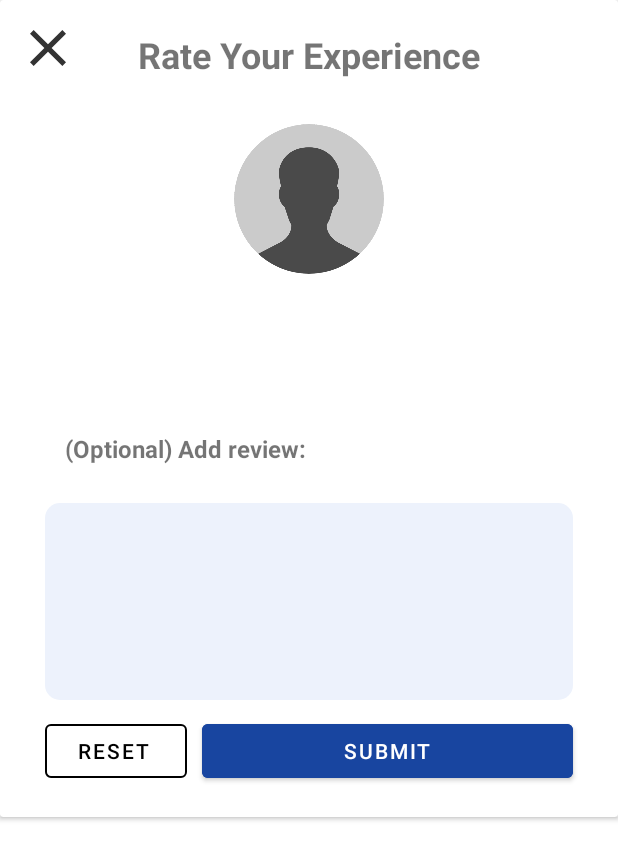
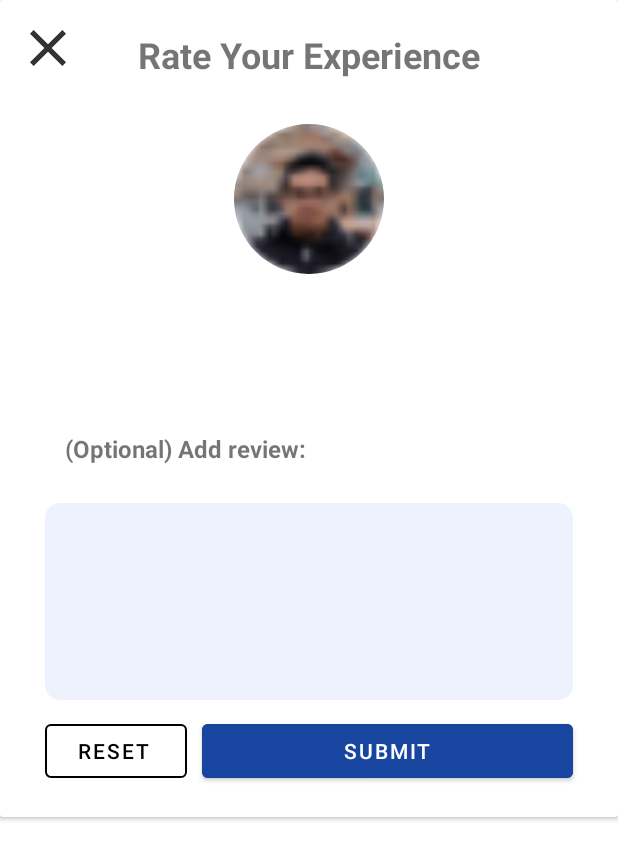
Before and after one commit to alan89251/Swifty, an Android app: the layout bottom_sheet_leave_review.xml on its own in the app's theme, with its tools: preview values and no code run, on a phone screen of 412 x 824 dp. Shown: the top 860 px of the screen. Run offline under Robolectric (Android 15) with nearby library versions, the phone set to English and light mode, and no system bars.

Commit message:
Change place holder for leave review dialog

```diff
--- a/app/src/main/res/layout/bottom_sheet_leave_review.xml
+++ b/app/src/main/res/layout/bottom_sheet_leave_review.xml
@@ -47,7 +47,7 @@
                 android:layout_height="100dp"
                 android:layout_marginTop="30dp"
                 android:layout_marginBottom="30dp"
-                android:src="@drawable/user_image_placeholder"
+                android:src="@drawable/fakeuser"
                 app:layout_constraintStart_toStartOf="parent"
                 app:layout_constraintEnd_toEndOf="parent"
                 app:layout_constraintTop_toBottomOf="@id/lbl_rate_experience"
```
